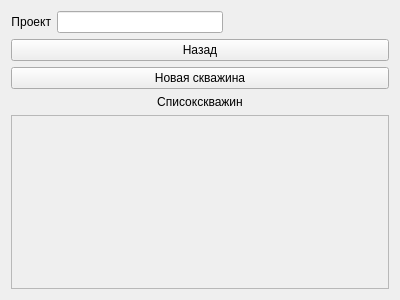
The window that resources/ui/ProjectForm.ui (StellarCampfire/GeoPhoto) describes before a commit, drawn with Qt 5.
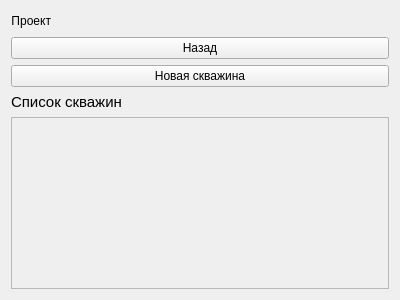
The same window after the commit.

Patch:
```diff
--- a/resources/ui/ProjectForm.ui
+++ b/resources/ui/ProjectForm.ui
@@ -31,11 +31,14 @@
       </layout>
      </item>
      <item>
-      <layout class="QVBoxLayout" name="verticalLayout_5">
-       <item>
-        <widget class="QLineEdit" name="lineEdit"/>
-       </item>
-      </layout>
+      <layout class="QVBoxLayout" name="verticalLayout_5"/>
+     </item>
+     <item>
+      <widget class="QLabel" name="project_name_label">
+       <property name="text">
+        <string/>
+       </property>
+      </widget>
      </item>
      <item>
       <spacer name="horizontalSpacer">
@@ -68,11 +71,16 @@
    </item>
    <item>
     <widget class="QLabel" name="label">
+     <property name="font">
+      <font>
+       <pointsize>11</pointsize>
+      </font>
+     </property>
      <property name="text">
-      <string>Списокскважин</string>
+      <string>Список скважин</string>
      </property>
      <property name="alignment">
-      <set>Qt::AlignCenter</set>
+      <set>Qt::AlignLeading|Qt::AlignLeft|Qt::AlignVCenter</set>
      </property>
     </widget>
    </item>
@@ -86,8 +94,8 @@
        <rect>
         <x>0</x>
         <y>0</y>
-        <width>386</width>
-        <height>203</height>
+        <width>374</width>
+        <height>149</height>
        </rect>
       </property>
       <layout class="QVBoxLayout" name="verticalLayout_2">
```
